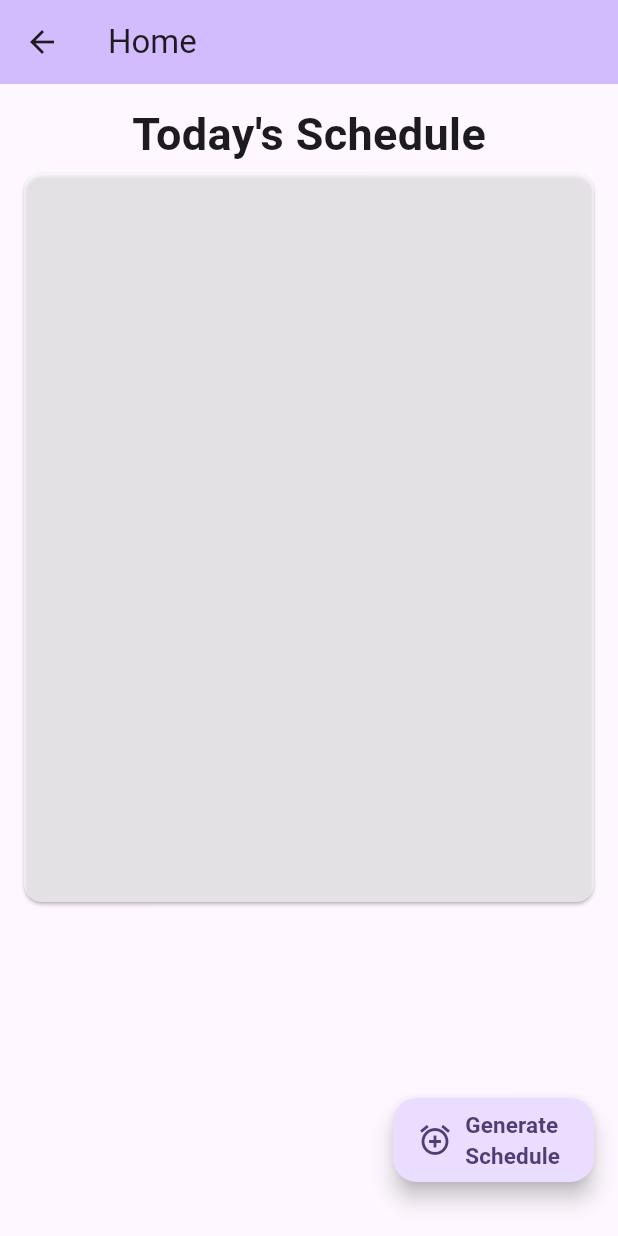
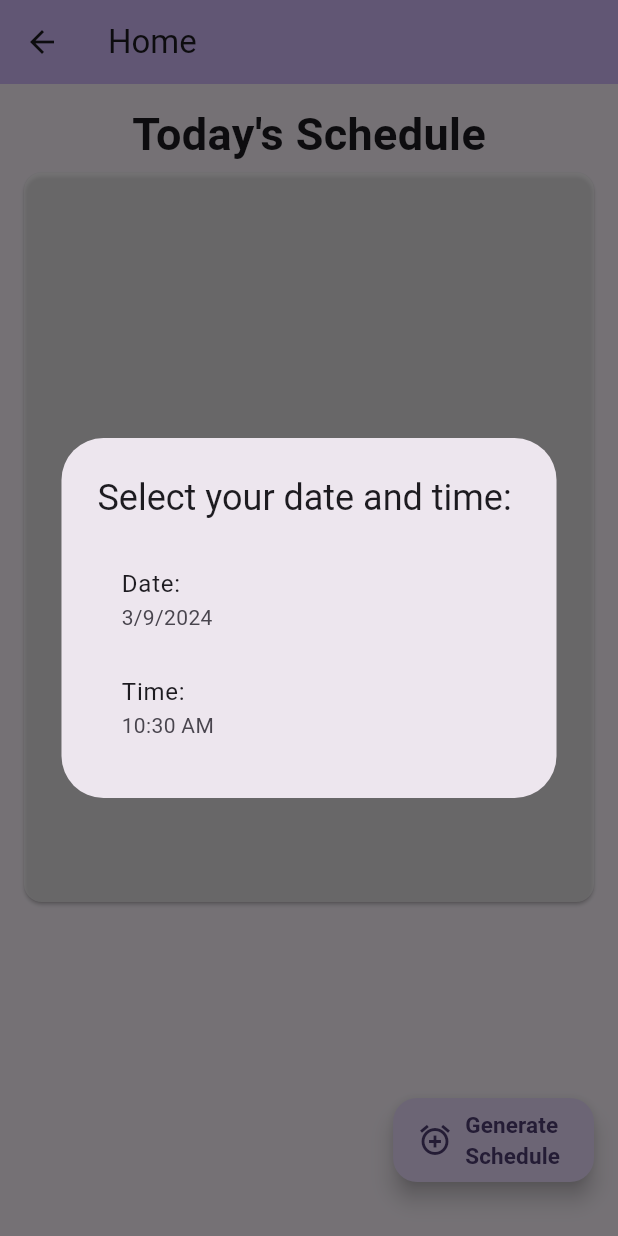
Before and after one commit to Kcao007/PlannerList, a Flutter app: the HomePage screen opened directly, after a tap on an icon or button, on a phone screen of 412 x 824 dp. Run offline on Flutter 3.47's test engine with Material 3 defaults, Android fonts, the light colour scheme and no system bars; our stand-ins replace cloud_firestore, firebase_auth, firebase_core; accounts and stored records are empty.

Commit message:
Fixed a bug with rank/profile not displaying data with the correct UID, added in a screen for the home page generate schedule button

```diff
--- a/lib/firebase/authentication.dart
+++ b/lib/firebase/authentication.dart
@@ -10,4 +10,7 @@ class AuthenticationHelper {
     return user.uid;
   }
 
+  Future signOut() async {
+    await auth.signOut();
+  }
 }
--- a/lib/firebase/db.dart
+++ b/lib/firebase/db.dart
@@ -7,8 +7,10 @@ String collection = "users";
 String uid = AuthenticationHelper().getUID();
 
 //gets the user's info from their user ID
-Future<Map?> getUserInfo (String uid) async{
+Future<Map?> getUserInfo () async{
+  String uid = AuthenticationHelper().getUID();
   Map? data;
+
   await FirebaseFirestore.instance
     .collection(collection)
     .doc(uid)
@@ -30,7 +32,7 @@ Future<Map?> getUserInfo (String uid) async{
 
 //gets the current user's info using getUserInfo
 Future<Map?> getMyInfo() async {
-  Map? data = await getUserInfo(uid);
+  Map? data = await getUserInfo();
   return data;
 }
 
@@ -47,7 +49,7 @@ Future<bool> editUserInfo (Map<String, dynamic> data) async {
 //gets user's taskLog from their data
 Future<List> getTaskLog(String uid) async {
   List log = [];
-  await getUserInfo(uid).then((value) {
+  await getUserInfo().then((value) {
     try {
       List tempList = value!["taskLog"];
       log = tempList;
@@ -115,13 +117,12 @@ Future<Map<String, dynamic>> getUserRankDate(String range) async {
     .then((query) {
 
       for(var uid in query.docs) {
-        print(uid.id);
         Map<String, dynamic> data = uid.data();
+        int completed = 0;
+        int tasks = 0;
 
         if(data.containsKey("taskLog") && data["taskLog"].length != null) {
           List taskLog = data["taskLog"];
-          int completed = 0;
-          int tasks = 0;
 
           for(Map<String, dynamic> task in taskLog) {
             Map<String, dynamic> element = task;
@@ -134,16 +135,18 @@ Future<Map<String, dynamic>> getUserRankDate(String range) async {
                 completed++;
               } //if
             } //if
+          } //for
+          if(tasks == 0) {
+            return {data["nickname"], 0};
+          }
+
+          else {
             rank[data['nickname']] = (completed / tasks * 100).toStringAsFixed(0);
+          }
+        } //if
 
-          } //for
-          print(rank);
+      } //for
 
-        } //if
-        else {
-          return {data["nickname"], 0};
-        }
-      } //for
   }); //.then
 
   return rank;
--- a/lib/home_page.dart
+++ b/lib/home_page.dart
@@ -105,7 +105,7 @@ class _HomePageState extends State<HomePage> {
         children: <Widget>[
           FloatingActionButton.extended(
             onPressed: () {
-
+              showDateTimePicker(context);
             },
             label: const Text('Generate \nSchedule', style: TextStyle(fontSize: 15, fontWeight: FontWeight.bold)),
             icon: const Icon(Icons.alarm_add),
@@ -120,4 +120,64 @@ class _HomePageState extends State<HomePage> {
 
     );
   }
+
+  void showDateTimePicker(BuildContext context) async {
+    DateTime date = DateTime.now();
+    TimeOfDay time = TimeOfDay.now();
+
+    //popup for choosing date/time to generate schedule for
+    await showDialog(context: context, builder: (context) {
+      return AlertDialog(
+        title: const Text("Select your date and time: "),
+        content: StatefulBuilder(
+          builder: (context, setState) {
+
+            return Column(
+              mainAxisSize: MainAxisSize.min,
+              children: [
+
+                //date
+                ListTile(
+                  title: Text("Date: "),
+                  subtitle: Text("${date.month}/${date.day}/${date.year}"),
+
+                  onTap: () async {
+                    DateTime? userDate = await showDatePicker(context: context,
+                        firstDate: DateTime(date.year, date.month - 6, 1),
+                        lastDate: DateTime(date.year, date.month + 6, 1),
+                        initialDate: date);
+
+                    if(userDate != null && userDate != date) {
+                      setState(() {
+                        date = userDate;
+                      });
+                    } // if
+
+                  },
+                ),
+
+                //time
+                ListTile(
+                  title: Text("Time: "),
+                  subtitle: Text("${time.format(context)}"),
+
+                  onTap: () async {
+                    TimeOfDay? userTime = await showTimePicker(context: context, initialTime: time);
+
+                    if(userTime != null && userTime != time) {
+                      setState(() {
+                        time = userTime;
+                      });
+                    }
+                  }
+                )
+              ]
+            );
+          }
+        ),
+
+
+      );
+    });
+  }
 }
--- a/lib/profile.dart
+++ b/lib/profile.dart
@@ -188,8 +188,9 @@ class _ProfilePageState extends State<ProfilePage> {
                 ),
 
                 ElevatedButton(
-                  onPressed: (){
-                    Navigator.pushReplacement(context, MaterialPageRoute(builder: (context) => const SignInPage()));
+                  onPressed: () {
+                    AuthenticationHelper().signOut();
+                    Navigator.of(context).pushAndRemoveUntil(MaterialPageRoute(builder: (context) => const SignInPage()), (route) => false);
                   },
                   child:
                   const Text('Sign Out', style: TextStyle(fontSize: 15, fontWeight: FontWeight.bold),)
```
Also changed, not shown: lib/ranking.dart (+14 -3 lines).
